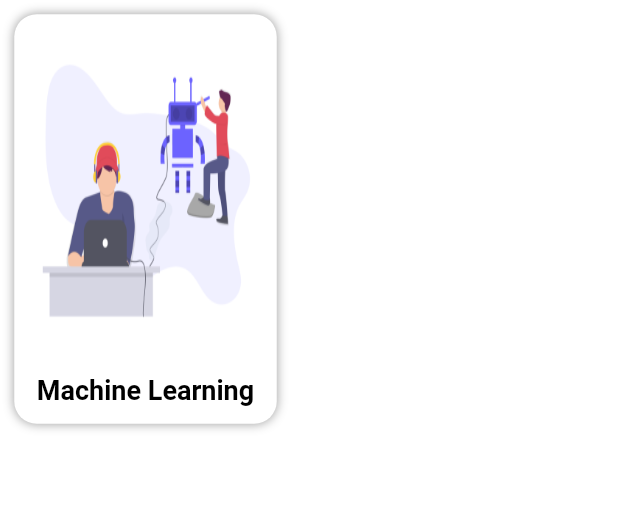
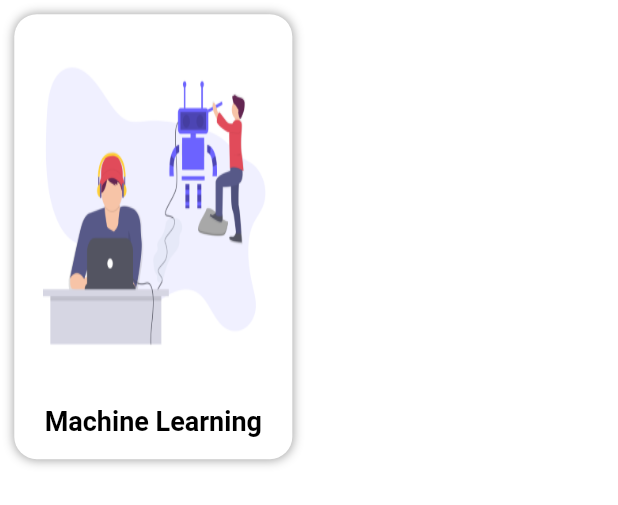
Before and after one commit to Adnanali777/DSC-AKGEC, a Flutter app: what categories_cards() shows on an empty page, opened directly, on a phone screen of 412 x 824 dp. Shown: the top 505 px of the screen. Run offline on Flutter 3.47's test engine with Material 2 defaults, Android fonts, the phone set to English and light mode, and no system bars; our stand-ins replace flutter_icons; missing offline and left inert: lipsum, ripple_effect.

Commit message:
fixed size of project categories container

```diff
--- a/lib/screens/projects.dart
+++ b/lib/screens/projects.dart
@@ -73,8 +73,8 @@ class _categories_cardsState extends State<categories_cards> with SingleTickerPr
   AnimationController animationproject;
   Animation animatewidth;
   Animation animateheight;
-  final double width = 175;
-  final double height = 273;
+  final double width = 0.45;
+  final double height = 0.36;
   @override
   void initState() {
     super.initState();
@@ -102,8 +102,8 @@ class _categories_cardsState extends State<categories_cards> with SingleTickerPr
         return Container(
           padding: EdgeInsets.all(5),
           margin: EdgeInsets.all(9.5),
-          height: animateheight.value,
-          width: animatewidth.value,
+          height: MediaQuery.of(context).size.height*animateheight.value,
+          width: MediaQuery.of(context).size.width*animatewidth.value,
           decoration: BoxDecoration(
             borderRadius: BorderRadius.circular(15),
             boxShadow: [BoxShadow(
--- a/lib/shared/team-details.dart
+++ b/lib/shared/team-details.dart
@@ -89,9 +89,9 @@ class _MemberLayoutState extends State<MemberLayout> with AutomaticKeepAliveClie
           ),
         ),
       ),
-        duration: Duration(milliseconds: 600),
+        duration: Duration(milliseconds: 650),
         tween: Tween<double>(begin: 1.0 , end: 0),
-        curve: Interval(0.7,1,curve:Curves.fastOutSlowIn),
+        curve: Interval(0.8,1,curve:Curves.fastOutSlowIn),
         builder: (BuildContext context , double _val , Widget child) {
           return Transform(
             transform: Matrix4.translationValues(0, _val * width, 0.0),
```
